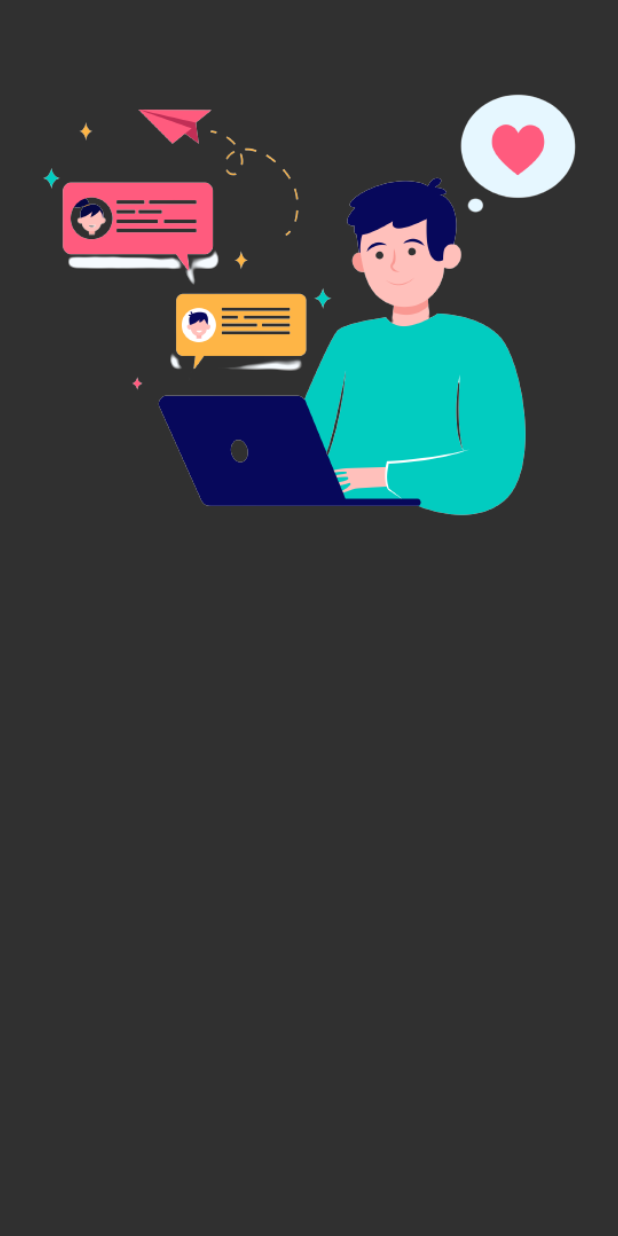
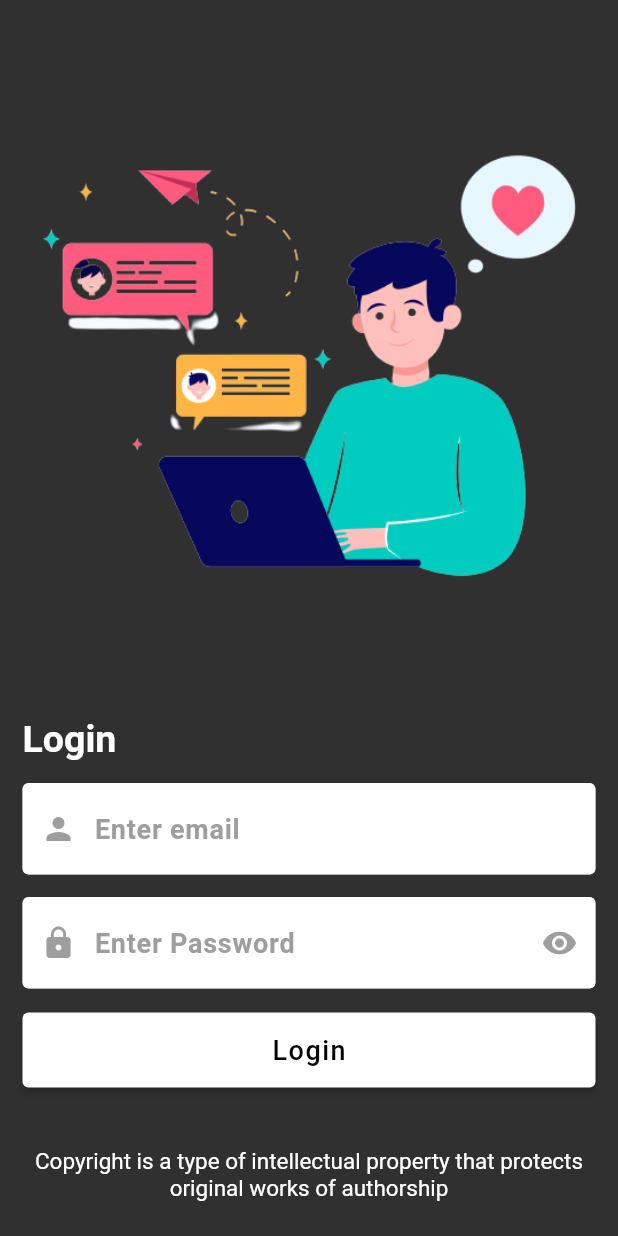
Before and after one commit to rowjoy/flutter_job_task_login_registration, a Flutter app: the LoginView screen opened directly, on a phone screen of 412 x 824 dp. Run offline on Flutter 3.47's test engine with Material 2 defaults, Android fonts, the phone set to English and light mode, and no system bars.

Commit message:
01-06-2023

```diff
--- /dev/null
+++ b/lib/data/strings.dart
@@ -0,0 +1,4 @@
+class Strings {
+  static String copyright = "Copyright is a type of intellectual property that protects original works of authorship ";
+  static String noteInfo = "Configuring a ButtonStyle directly makes it possible to very precisely control the button’s . For example, to override the default text and icon colors for a TextButton, as well as its overlay color,";
+}
--- a/lib/views/login_view.dart
+++ b/lib/views/login_view.dart
@@ -1,4 +1,10 @@
+// ignore_for_file: prefer_const_constructors
+
+import 'package:chat_app/data/strings.dart';
+import 'package:chat_app/widgets/custombutton.dart';
 import 'package:flutter/material.dart';
+
+import '../widgets/customTextField.dart';
 class LoginView extends StatefulWidget {
   const LoginView({super.key});
 
@@ -7,6 +13,7 @@ class LoginView extends StatefulWidget {
 }
 
 class _LoginViewState extends State<LoginView> {
+  bool  obscureText = false;
   @override
   Widget build(BuildContext context) {
     return Scaffold(
@@ -15,9 +22,68 @@ class _LoginViewState extends State<LoginView> {
           padding: const EdgeInsets.all(15.0),
           child: Column(
             children: [
-              AspectRatio(
-                aspectRatio: 1,
-                child: Image.asset("assets/images/login-screen.png"),
+              Expanded(
+                child: AspectRatio(
+                  aspectRatio: 1.5,
+                  child: Image.asset("assets/images/login-screen.png"),
+                ),
+              ),
+              // ignore: sized_box_for_whitespace
+              Container(
+                width: MediaQuery.of(context).size.width,
+                child: Column(
+                  crossAxisAlignment: CrossAxisAlignment.start,
+                  // ignore: prefer_const_literals_to_create_immutables
+                  children:  [
+                      Text("Login",
+                        style: TextStyle(
+                          color: Colors.white,
+                          fontSize: 25,
+                          fontWeight: FontWeight.bold,
+                        ),
+                      ),
+                      SizedBox(height: 15,),
+                      CoustomTextFormField(
+                        keyboardType: TextInputType.emailAddress,
+                        label: "Enter email",
+                        prefixIcon: Icon(Icons.person, color: Colors.grey,),
+                        controller: TextEditingController(),
+                      ),
+                      SizedBox(height: 15,),
+                      CoustomTextFormField(
+                        label: "Enter Password",
+                        obscureText: obscureText,
+                        prefixIcon: Icon(Icons.lock,color: Colors.grey,),
+                        suffixIcon: InkWell(
+                          onTap: (){
+                            setState(() {
+                              obscureText = !obscureText;
+                            });
+                          },
+                          child: Icon( obscureText ? Icons.visibility_off : Icons.visibility,color: Colors.grey,),
+                        ),
+                        controller: TextEditingController(),
+                      ),
+                      SizedBox(height: 16,),
+                      CustomButton(
+                        width: MediaQuery.of(context).size.width,
+                        label: "Login",
+                        onPressed:(){
+
+                        },
+                      ),
+                    SizedBox(height: 32,),
+                    Padding(
+                      padding: const EdgeInsets.all(8.0),
+                      child: Text(Strings.copyright,
+                        textAlign: TextAlign.center,
+                        style: TextStyle(
+                          fontSize: 15,
+                        ),
+                      ),
+                    )
+                  ],
+                ),
               ),
             ],
           ),
--- a/lib/views/splash_screens.dart
+++ b/lib/views/splash_screens.dart
@@ -1,7 +1,10 @@
 // ignore_for_file: avoid_unnecessary_containers
 
+import 'package:chat_app/data/strings.dart';
 import 'package:chat_app/views/login_view.dart';
 import 'package:flutter/material.dart';
+
+import '../widgets/custombutton.dart';
 class SplashScreens extends StatefulWidget {
   const SplashScreens({super.key});
 
@@ -18,9 +21,9 @@ class _SplashScreensState extends State<SplashScreens> {
       setState(() {
         isTrue = false;
       });
-      Future.delayed( const Duration(milliseconds: 100),(){
-        Navigator.push(context, MaterialPageRoute(builder: (context)=>const LoginView()));
-      });
+      // Future.delayed( const Duration(milliseconds: 100),(){
+      //   Navigator.push(context, MaterialPageRoute(builder: (context)=>const LoginView()));
+      // });
     });
   }
   @override
@@ -31,20 +34,42 @@ class _SplashScreensState extends State<SplashScreens> {
           child: Padding(
             padding: const EdgeInsets.all(16.0),
             child: Column(
-              mainAxisAlignment: MainAxisAlignment.spaceAround,
+              mainAxisAlignment: MainAxisAlignment.spaceBetween,
               children: [
                 AspectRatio(
                   aspectRatio: 1,
                   child: Image.asset("assets/images/login-screen.png"),
                 ),
+                Text(Strings.noteInfo,
+                  textAlign: TextAlign.center,
+                  style: const TextStyle(
+                    color: Colors.white,
+                    fontSize: 15,
+                  ),
+                ),
                 isTrue ?  const CircularProgressIndicator(
                     color: Colors.white,
-                  ): const Text("Welcome",style: TextStyle(
-                  color: Colors.white,
-                  fontSize: 22,
-                  fontWeight: FontWeight.bold,
+                  ): Row(
+                    mainAxisAlignment: MainAxisAlignment.spaceBetween,
+                    children: [
+                      CustomButton(
+                        width: MediaQuery.of(context).size.width / 2.4,
+                        label: "Sigin",
+                        onPressed: (){
+                           Navigator.push(context, MaterialPageRoute(builder: (context)=>const LoginView()));
+                        },
+                      ),
+                      CustomButton(
+                        width: MediaQuery.of(context).size.width / 2.4,
+                        label: "Sigin Up",
+                        onPressed: (){
+
+                        },
+                        backgroundColor: Colors.red,
+                        labelColor: Colors.white,
+                      ),
+                    ],
                   ),
-                ),
               ],
             ),
           ) ,
--- /dev/null
+++ b/lib/widgets/custombutton.dart
@@ -0,0 +1,37 @@
+import 'package:flutter/material.dart';
+class CustomButton extends StatelessWidget {
+  final String label;
+  final Color? labelColor;
+  final void Function()?  onPressed;
+  final Color? backgroundColor;
+  final double? width;
+  const CustomButton({
+    Key? key,
+    required this.label,
+    required this.onPressed,
+    this.backgroundColor = Colors.white,
+    this.labelColor = Colors.black,
+    this.width ,
+  }) : super(key: key);
+
+  @override
+  Widget build(BuildContext context) {
+    return SizedBox(
+      width: width,
+      height: 50,
+      child: ElevatedButton(
+        style: ElevatedButton.styleFrom(
+          backgroundColor: backgroundColor,
+          // ignore: prefer_const_constructors
+        ) ,
+        onPressed: onPressed,
+        // ignore: prefer_const_constructors, unnecessary_string_interpolations
+        child: Text("$label", style: TextStyle(
+          color: labelColor,
+          fontSize: 18,
+          letterSpacing: 1,
+        ),)
+      ),
+    );
+  }
+}
--- /dev/null
+++ b/lib/widgets/customtextfield.dart
@@ -0,0 +1,62 @@
+// ignore_for_file: prefer_const_constructors
+
+import 'package:flutter/material.dart';
+class CoustomTextFormField extends StatelessWidget {
+  final String label;
+  final TextEditingController controller;
+  final TextInputType? keyboardType;
+  final Widget? suffixIcon;
+  final Widget? prefixIcon;
+  final bool  obscureText ;
+  const CoustomTextFormField({
+    Key? key,
+    required this.label,
+    required this.controller,
+    this.keyboardType,
+    this.suffixIcon,
+    this.prefixIcon,
+    this.obscureText = false,
+
+  }) : super(key: key);
+
+  @override
+  Widget build(BuildContext context) {
+    return TextFormField(
+      controller: controller,
+      obscureText: obscureText ,
+      keyboardType: keyboardType,
+      style: TextStyle(
+        color: Colors.black,
+        fontSize: 18,
+        fontWeight: FontWeight.w600,
+        letterSpacing: 0.5,
+      ),
+      decoration: InputDecoration(
+        prefixIcon: prefixIcon,
+        suffixIcon: suffixIcon,
+        // ignore: unnecessary_string_interpolations
+        hintText: "$label",
+        hintStyle: TextStyle(
+          color: Colors.grey,
+        ),
+        border: OutlineInputBorder(),
+        fillColor: Colors.white,
+        filled: true,
+        errorBorder: OutlineInputBorder(
+          borderSide: BorderSide(
+            color: Colors.red,
+          ),
+          borderRadius: BorderRadius.circular(5),
+        ),
+        focusedBorder: OutlineInputBorder(
+          borderSide: BorderSide(
+            color: Colors.white,
+            width: 2,
+          ),
+          borderRadius: BorderRadius.circular(5),
+        ),
+
+      ),
+    );
+  }
+}
```
